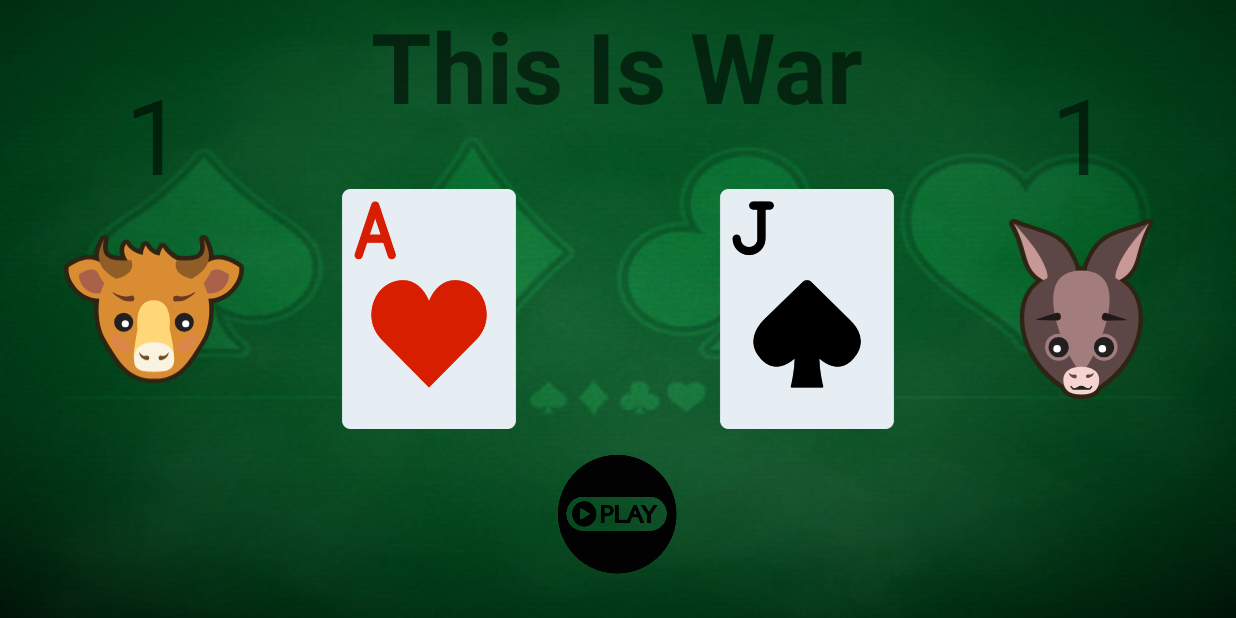
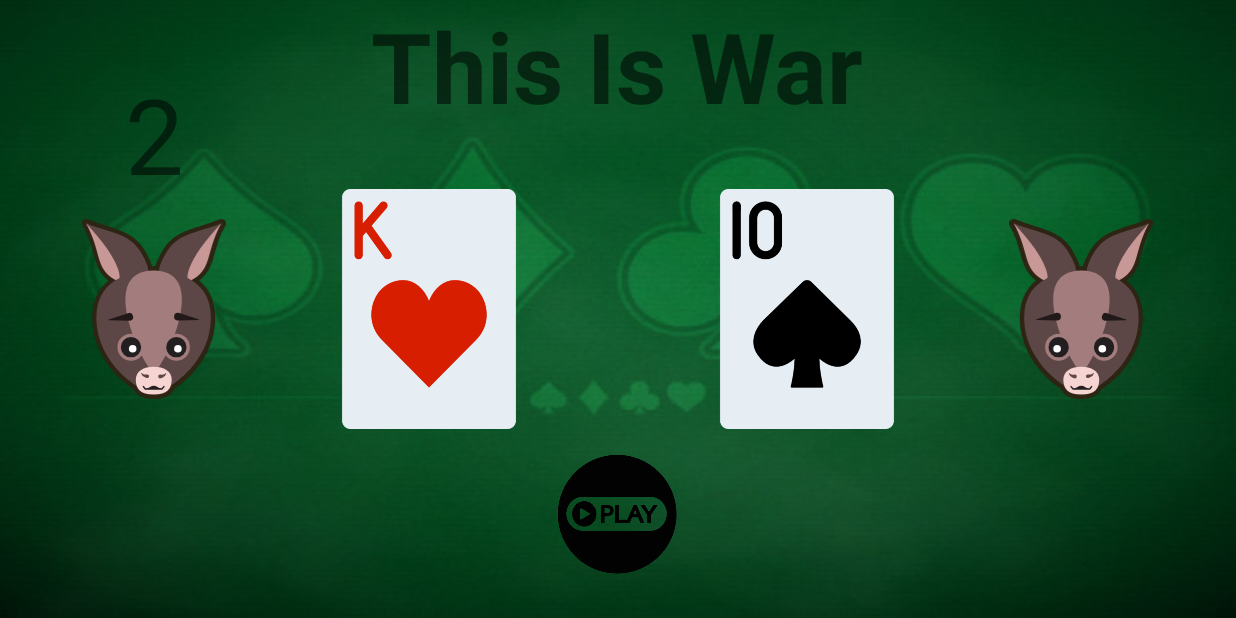
Before and after one commit to Paznah123/CardsGame, an Android app: the screen it shows after launch (MainActivity), after a tap on an icon or button, on a phone screen of 824 x 412 dp (held sideways). Run offline under Robolectric (Android 15) with nearby library versions, the phone set to English and light mode, and no system bars; 2 other taps on this screen came first.

Commit message:
Added playerView object , arrays.xml

```diff
--- a/app/src/main/java/com/example/cardsgame/Card.java
+++ b/app/src/main/java/com/example/cardsgame/Card.java
@@ -1,6 +1,4 @@
 package com.example.cardsgame;
-
-import android.widget.ImageView;
 
 public class Card {
 
--- a/app/src/main/java/com/example/cardsgame/MainActivity.java
+++ b/app/src/main/java/com/example/cardsgame/MainActivity.java
@@ -1,75 +1,26 @@
 package com.example.cardsgame;
 
-import androidx.appcompat.app.AlertDialog;
 import androidx.appcompat.app.AppCompatActivity;
 
-import android.app.Activity;
 import android.content.Intent;
-import android.content.pm.ActivityInfo;
-import android.graphics.drawable.Drawable;
+import android.content.res.TypedArray;
 import android.media.MediaPlayer;
 import android.os.Bundle;
 import android.os.Handler;
-import android.os.Parcelable;
-import android.util.Log;
-import android.view.Surface;
 import android.view.View;
-import android.view.Window;
-import android.view.WindowManager;
-import android.widget.Button;
-import android.widget.ImageButton;
 import android.widget.ImageView;
-import android.widget.TextView;
+
 import java.util.ArrayList;
 import java.util.Random;
-import java.util.concurrent.ScheduledFuture;
-import java.util.concurrent.ScheduledThreadPoolExecutor;
-import java.util.concurrent.TimeUnit;
 
 public class MainActivity extends AppCompatActivity {
 
     ImageView main_BTN_play;
 
-    ImageView main_IMG_rightPlayer;
-    ImageView main_IMG_leftPlayer;
+    PlayerView leftPlayer;
+    PlayerView rightPlayer;
 
-    ImageView main_IMG_leftCard;
-    ImageView main_IMG_rightCard;
-
-    TextView main_TXT_leftScore;
-    TextView main_TXT_rightScore;
-
-    int leftScore = 0;
-    int rightScore = 0;
-
-    int leftCardVal = 0;
-    int rightCardVal = 0;
-
-    int cardsDealt = 0;
-    int currImg = 0;
-
-    boolean playClicked = false;
-
-    ArrayList<Card> cardStack;
-
-    private Handler handler = new Handler();
-
-    MediaPlayer mp;
-
-    private Runnable runnable = new Runnable() {
-        @Override
-        public void run() {
-            handler.postDelayed(runnable, 1000);
-            if(cardsDealt == 0 ) {
-                playClicked = true;
-            }
-            if(cardsDealt < 52) {
-                playSound(R.raw.card_dealing);
-                clickPlayButton(cardStack);
-            } else
-                openWinnerActivity(leftScore, rightScore);
-        }
-    };
+    //========================================================
 
     @Override
     protected void onCreate(Bundle savedInstanceState) {
@@ -89,41 +40,61 @@ public class MainActivity extends AppCompatActivity {
 
         cardStack = initCardStack();
 
-        main_IMG_leftPlayer = findViewById(R.id.main_IMG_leftPlayer);
-        main_IMG_rightPlayer = findViewById(R.id.main_IMG_rightPlayer);
-
-        main_IMG_leftCard = findViewById(R.id.main_IMG_leftCard);
-        main_IMG_rightCard = findViewById(R.id.main_IMG_rightCard);
-
-        main_TXT_leftScore = findViewById(R.id.main_TXT_leftScore);
-        main_TXT_rightScore = findViewById(R.id.main_TXT_rightScore);
-
-        main_TXT_leftScore.setText("" + leftScore);
-        main_TXT_rightScore.setText("" + rightScore);
-
-        main_IMG_leftPlayer.setOnClickListener(setBtnListener(main_IMG_leftPlayer));
-        main_IMG_rightPlayer.setOnClickListener(setBtnListener(main_IMG_rightPlayer));
+        leftPlayer = new PlayerView(this, R.id.main_IMG_leftPlayer, R.id.main_IMG_leftCard, R.id.main_LBL_leftScore);
+        rightPlayer = new PlayerView(this, R.id.main_IMG_rightPlayer, R.id.main_IMG_rightCard,  R.id.main_LBL_rightScore);
 
         main_BTN_play = findViewById(R.id.main_BTN_play);
 
         main_BTN_play.setOnClickListener(v -> {
-            if (!playClicked) {
+            if (!leftPlayer.isGameRunning()) {
                 handler.postDelayed(runnable, 1000);
-                playClicked = true;
-            }else {
+                lockPlayersImgListener(true);
+            } else {
                 handler.removeCallbacks(runnable);
-                playClicked = false;
+                lockPlayersImgListener(false);
             }
-
         });
     }
 
-    @Override
-    protected void onStop() {
-        super.onStop();
-        handler.removeCallbacks(runnable);
+    // ================================================================
+
+    void lockPlayersImgListener(boolean key){
+        leftPlayer.setGameRunning(key);
+        rightPlayer.setGameRunning(key);
     }
 
+    ArrayList<Card> cardStack;
+    ArrayList<Card> initCardStack() {  // initializes the deck
+        ArrayList<Card> cardStack = new ArrayList<>();
+        for (int i =  1 ; i <= 4 ; i++) {
+            int typeId = getResources().obtainTypedArray(R.array.names).getResourceId(i, 0);
+            String type = getResources().getResourceEntryName(typeId);
+            for (int j = 2 ; j <= 14 ; j++) {
+                cardStack.add(new Card(j,type));
+            }
+        }
+        return cardStack;
+    }
+
+    //======================================================
+
+    private Handler handler = new Handler();
+    private Runnable runnable = new Runnable() {
+        @Override
+        public void run() {
+            handler.postDelayed(runnable, 1000);
+            if(cardsDealt < 52) {
+                playSound(R.raw.card_dealing);
+                updateCardsAndScoreView();
+            } else {
+                openWinnerActivity();
+                handler.removeCallbacks(runnable);
+                playSound(R.raw.victory_sound);
+            }
+        }
+    };
+
+    MediaPlayer mp;
     private void playSound(int rawSound) {
         mp = MediaPlayer.create(this,rawSound);
         mp.setOnCompletionListener(new MediaPlayer.OnCompletionListener() {
@@ -137,119 +108,49 @@ public class MainActivity extends AppCompatActivity {
         mp.start();
     }
 
-    void openWinnerActivity(int leftScore, int rightScore) {
+    // ================================================================
+
+    // gets random card from deck and changes card view
+    Random rand = new Random();
+    int drawNewCard(PlayerView player) {
+        Card randCard = cardStack.get(rand.nextInt(cardStack.size()));
+        cardStack.remove(randCard);
+
+        // sets new card in image
+        String imageName = randCard.getType() + randCard.getNumber();
+        player.getPlayerCardView().setImageResource(getResources().getIdentifier(imageName, "drawable", getPackageName()));
+
+        int cardValue = randCard.getNumber();
+        player.setCardValue(cardValue);
+
+        return cardValue;
+    }
+
+    int cardsDealt = 0;
+    void updateCardsAndScoreView(){
+        int leftCardVal = drawNewCard(leftPlayer);
+        int rightCardVal = drawNewCard(rightPlayer);
+
+        if (leftCardVal > rightCardVal) {
+            leftPlayer.getPlayerScoreView().setText(""+ leftPlayer.increaseReturnGameScore());
+        }
+        if (leftCardVal < rightCardVal) {
+            rightPlayer.getPlayerScoreView().setText(""+ rightPlayer.increaseReturnGameScore());
+        }
+
+        cardsDealt += 2;
+    }
+
+    // ================================================================
+
+    void openWinnerActivity() {
         Intent myIntent = new Intent(this, WinnerActivity.class);
-        myIntent.putExtra("leftScore", leftScore);
-        myIntent.putExtra("rightScore", rightScore);
+        myIntent.putExtra("leftScore", leftPlayer.getGameScore());
+        myIntent.putExtra("rightScore", rightPlayer.getGameScore());
         startActivity(myIntent);
         finish();
     }
 
-    // change player img listener
-    View.OnClickListener setBtnListener(ImageView imgView){
-        return new View.OnClickListener() {
-            @Override
-            public void onClick(View v) {
-                if (!playClicked) {
-                    switch (currImg) {
-                        case 0:
-                            setNewPlayerImg(imgView, R.drawable.ic_bull, 1);
-                            break;
-                        case 1:
-                            setNewPlayerImg(imgView, R.drawable.ic_cat, 1);
-                            break;
-                        case 2:
-                            setNewPlayerImg(imgView, R.drawable.ic_donkey, 1);
-                            break;
-                        case 3:
-                            setNewPlayerImg(imgView, R.drawable.ic_duck, 1);
-                            break;
-                        case 4:
-                            setNewPlayerImg(imgView, R.drawable.ic_jiraffe, 1);
-                            break;
-                        case 5:
-                            setNewPlayerImg(imgView, R.drawable.ic_snake, 1);
-                            break;
-                        case 6:
-                            setNewPlayerImg(imgView, R.drawable.ic_tiger, 1);
-                            break;
-                        case 7:
-                            setNewPlayerImg(imgView, R.drawable.ic_unicorn, 1);
-                            break;
-                        case 8:
-                            setNewPlayerImg(imgView, R.drawable.ic_zebra, 0);
-                            break;
-                    }
-                }
-            }
-        };
-    }
-
-    void setNewPlayerImg(ImageView imgView, int id, int counter){
-        imgView.setImageResource(id);
-        if(counter == 1)
-            currImg++;
-        if(counter == 0)
-            currImg = 0;
-    }
-
-    // called on click of play btn
-    // changes card img on screen , changes and increments score
-    void clickPlayButton(ArrayList<Card> cardStack){
-        String leftCardName = dealCard(cardStack, "left");
-        String rightCardName = dealCard(cardStack, "right");
-
-        if(leftCardVal > rightCardVal) {
-            main_TXT_leftScore.setText(""+ ++leftScore);
-        }
-        if(leftCardVal < rightCardVal) {
-            main_TXT_rightScore.setText(""+ ++rightScore);
-        }
-
-        main_IMG_leftCard.setImageResource(getResources().getIdentifier(leftCardName, "drawable", getPackageName()));
-        main_IMG_rightCard.setImageResource(getResources().getIdentifier(rightCardName, "drawable", getPackageName()));
-        cardsDealt += 2;
-    }
-
-    // gets random card from deck and returns imageName
-    String dealCard(ArrayList<Card> cardStack, String leftOrRight) {
-        Random rand = new Random();
-        Card randCard = cardStack.get(rand.nextInt(cardStack.size()));
-        String imageName = randCard.getType() + randCard.getNumber();
-        cardStack.remove(randCard);
-
-        if(leftOrRight.equals("left"))
-            leftCardVal = randCard.getNumber();
-        if(leftOrRight.equals("right"))
-            rightCardVal = randCard.getNumber();
-
-        return imageName;
-    }
-
-    // initializes the deck
-    ArrayList<Card> initCardStack() {
-        ArrayList<Card> cardStack = new ArrayList<>();
-        for (int i = 1 ; i <= 4 ; i++) {
-            String type = typeGenerator(i);
-            for (int j = 1 ; j <= 13 ; j++) {
-                cardStack.add(new Card(j+1,type));
-            }
-        }
-        return cardStack;
-    }
-
-    String typeGenerator(int i){
-        switch (i) {
-            case 1:
-                return "club";
-            case 2:
-                return "diamond";
-            case 3:
-                return "heart";
-            case 4:
-                return "spade";
-        }
-        return null;
-    }
+    //======================================================
 
 }
--- /dev/null
+++ b/app/src/main/java/com/example/cardsgame/PlayerView.java
@@ -0,0 +1,78 @@
+package com.example.cardsgame;
+
+import android.app.Activity;
+import android.content.res.TypedArray;
+import android.view.View;
+import android.widget.ImageView;
+import android.widget.TextView;
+
+public class PlayerView {
+
+    private ImageView playerImg;
+    private ImageView cardImg;
+    private TextView playerScore;
+
+    private int cardValue;
+    private int gameScore;
+
+    private int playerImgArrIndex = 0;
+    private boolean gameRunning = false;
+
+    //===========================================
+
+    public PlayerView(Activity activity, int player_IMG_ID, int card_IMG_ID, int score_LBL_ID) {
+        this.playerImg = activity.findViewById(player_IMG_ID);
+        this.cardImg = activity.findViewById(card_IMG_ID);
+        this.playerScore = activity.findViewById(score_LBL_ID);
+
+        this.gameScore = 0;
+        this.cardValue = 0;
+
+        this.setBtnListener(activity);
+    }
+
+    //===========================================
+
+    // change player img listener
+    void setBtnListener(Activity activity){
+        playerImg.setOnClickListener(new View.OnClickListener() {
+            @Override
+            public void onClick(View v) {
+                if (!gameRunning) {
+                    setNewPlayerImg(activity);
+                }
+            }
+        });
+    }
+
+    void setNewPlayerImg(Activity activity){
+        TypedArray images = activity.getResources().obtainTypedArray(R.array.playerImages);
+        playerImg.setImageResource(images.getResourceId(playerImgArrIndex,-1));
+
+        if(playerImgArrIndex < images.length()-1)
+            playerImgArrIndex++;
+        else
+            playerImgArrIndex = 0;
+    }
+
+    //===========================================
+
+    public void setCardValue(int cardValue) { this.cardValue = cardValue; }
+
+    public void setGameRunning(boolean gameRunning) { this.gameRunning = gameRunning; }
+
+    //===========================================
+
+    public int increaseReturnGameScore() { return ++this.gameScore; }
+
+    public int getGameScore() { return gameScore; }
+
+    public boolean isGameRunning() { return gameRunning; }
+
+    //===========================================
+
+    public ImageView getPlayerCardView() { return cardImg; }
+
+    public TextView getPlayerScoreView() { return playerScore; }
+
+}
--- a/app/src/main/res/layout/activity_main.xml
+++ b/app/src/main/res/layout/activity_main.xml
@@ -24,7 +24,7 @@
             app:srcCompat="@drawable/ic_bull" />
 
         <TextView
-            android:id="@+id/main_TXT_leftScore"
+            android:id="@+id/main_LBL_leftScore"
             android:layout_width="wrap_content"
             android:layout_height="wrap_content"
             android:layout_above="@id/main_IMG_leftPlayer"
@@ -92,7 +92,7 @@
             app:srcCompat="@drawable/ic_donkey" />
 
         <TextView
-        android:id="@+id/main_TXT_rightScore"
+        android:id="@+id/main_LBL_rightScore"
             android:layout_width="wrap_content"
             android:layout_height="wrap_content"
             android:layout_above="@id/main_IMG_rightPlayer"
--- /dev/null
+++ b/app/src/main/res/values/arrays.xml
@@ -0,0 +1,88 @@
+<?xml version="1.0" encoding="utf-8"?>
+<resources>
+
+    <array name="names">
+        <item>@array/playerImages</item>
+        <item>@array/club</item>
+        <item>@array/diamond</item>
+        <item>@array/heart</item>
+        <item>@array/spade</item>
+    </array>
+
+    <array name="playerImages">
+        <item>@drawable/ic_donkey</item>
+        <item>@drawable/ic_bull</item>
+        <item>@drawable/ic_cat</item>
+        <item>@drawable/ic_duck</item>
+        <item>@drawable/ic_jiraffe</item>
+        <item>@drawable/ic_snake</item>
+        <item>@drawable/ic_tiger</item>
+        <item>@drawable/ic_unicorn</item>
+        <item>@drawable/ic_zebra</item>
+    </array>
+
+    <array name="diamond">
+        <item>@drawable/diamond2</item>
+        <item>@drawable/diamond3</item>
+        <item>@drawable/diamond4</item>
+        <item>@drawable/diamond5</item>
+        <item>@drawable/diamond6</item>
+        <item>@drawable/diamond7</item>
+        <item>@drawable/diamond8</item>
+        <item>@drawable/diamond9</item>
+        <item>@drawable/diamond10</item>
+        <item>@drawable/diamond11</item>
+        <item>@drawable/diamond12</item>
+        <item>@drawable/diamond13</item>
+        <item>@drawable/diamond14</item>
+    </array>
+
+    <array name="club">
+        <item>@drawable/club2</item>
+        <item>@drawable/club3</item>
+        <item>@drawable/club4</item>
+        <item>@drawable/club5</item>
+        <item>@drawable/club6</item>
+        <item>@drawable/club7</item>
+        <item>@drawable/club8</item>
+        <item>@drawable/club9</item>
+        <item>@drawable/club10</item>
+        <item>@drawable/club11</item>
+        <item>@drawable/club12</item>
+        <item>@drawable/club13</item>
+        <item>@drawable/club14</item>
+    </array>
+
+    <array name="heart">
+        <item>@drawable/heart2</item>
+        <item>@drawable/heart3</item>
+        <item>@drawable/heart4</item>
+        <item>@drawable/heart5</item>
+        <item>@drawable/heart6</item>
+        <item>@drawable/heart7</item>
+        <item>@drawable/heart8</item>
+        <item>@drawable/heart9</item>
+        <item>@drawable/heart10</item>
+        <item>@drawable/heart11</item>
+        <item>@drawable/heart12</item>
+        <item>@drawable/heart13</item>
+        <item>@drawable/heart14</item>
+    </array>
+
+    <array name="spade">
+        <item>@drawable/spade2</item>
+        <item>@drawable/spade3</item>
+        <item>@drawable/spade4</item>
+        <item>@drawable/spade5</item>
+        <item>@drawable/spade6</item>
+        <item>@drawable/spade7</item>
+        <item>@drawable/spade8</item>
+        <item>@drawable/spade9</item>
+        <item>@drawable/spade10</item>
+        <item>@drawable/spade11</item>
+        <item>@drawable/spade12</item>
+        <item>@drawable/spade13</item>
+        <item>@drawable/spade14</item>
+    </array>
+
+</resources>
```
Also changed, not shown: app/src/main/java/com/example/cardsgame/WinnerActivity.java (+10 -30 lines), app/src/main/res/layout/activity_winner2.xml (+4 -21 lines), app/src/main/res/drawable/player1.png (deleted), app/src/main/res/drawable/player2.png (deleted).
